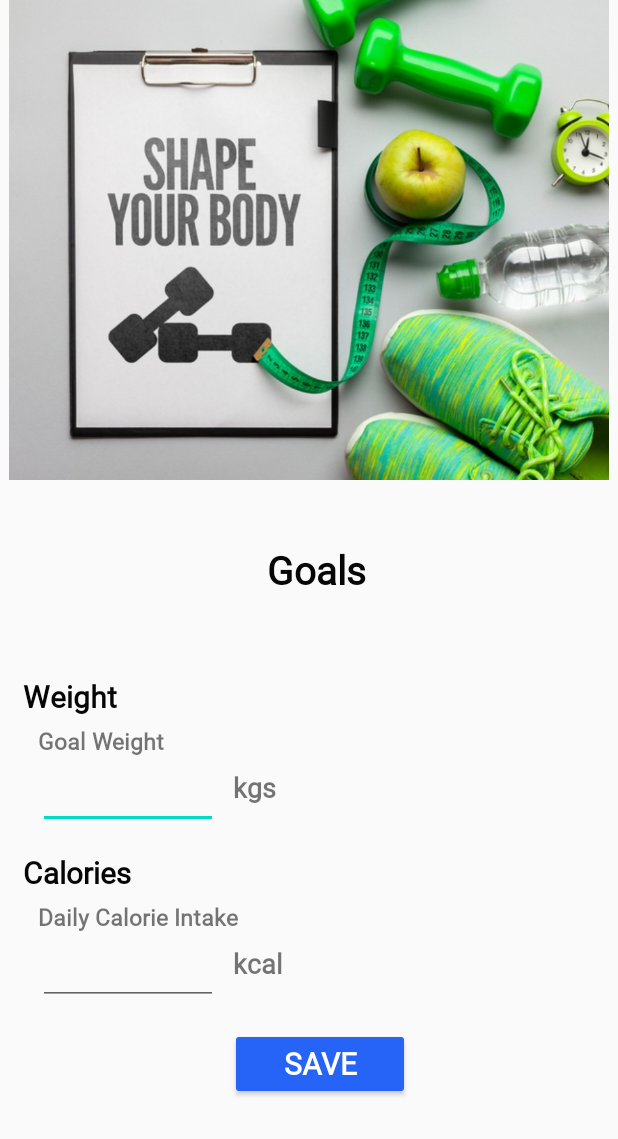
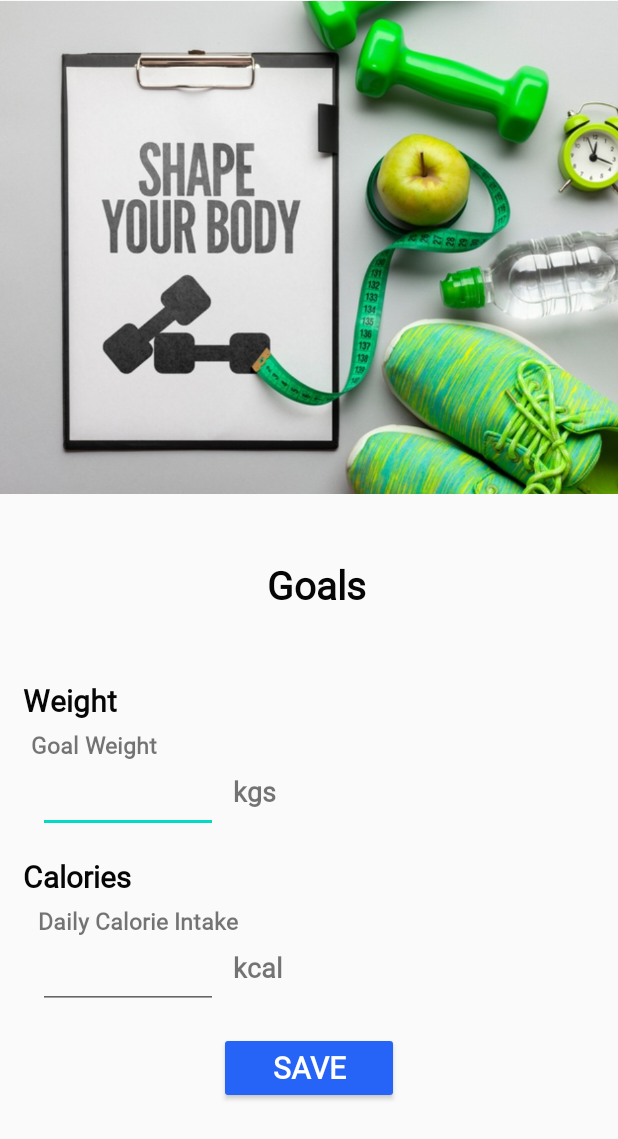
Before and after one commit to 19003337/MyFitnessLive, an Android app: the GoalsScreen screen opened directly, with no data from a screen before it, on a phone screen of 412 x 824 dp. Shown: the top 1139 px of the screen. Run offline under Robolectric (Android 15) with nearby library versions, the phone set to English and light mode, and no system bars; our stand-ins replace Firebase (no records; nobody signed in at launch, a user with empty details on screens opened directly).

Commit message:
Pushing - Screen changes.

```diff
--- a/app/src/main/res/layout/activity_goals_screen.xml
+++ b/app/src/main/res/layout/activity_goals_screen.xml
@@ -9,7 +9,7 @@
     <ImageView
         android:id="@+id/imageView_Goals"
         android:layout_width="match_parent"
-        android:layout_height="320dp"
+        android:layout_height="330dp"
         app:layout_constraintBottom_toBottomOf="parent"
         app:layout_constraintEnd_toEndOf="parent"
         app:layout_constraintHorizontal_bias="0.0"
@@ -24,7 +24,7 @@
         android:layout_width="match_parent"
         android:layout_height="wrap_content"
         android:layout_marginStart="10dp"
-        android:layout_marginTop="20dp"
+        android:layout_marginTop="5dp"
         android:layout_marginBottom="10dp"
         android:fontFamily="@font/marcellus"
         android:text="Goals"
@@ -37,7 +37,7 @@
         app:layout_constraintHorizontal_bias="1.0"
         app:layout_constraintStart_toStartOf="parent"
         app:layout_constraintTop_toTopOf="parent"
-        app:layout_constraintVertical_bias="0.451">
+        app:layout_constraintVertical_bias="0.474">
 
     </TextView>
 
@@ -49,32 +49,32 @@
         app:layout_constraintHorizontal_bias="0.0"
         app:layout_constraintStart_toStartOf="parent"
         app:layout_constraintTop_toTopOf="parent"
-        app:layout_constraintVertical_bias="0.9">
+        app:layout_constraintVertical_bias="0.925">
 
         <LinearLayout
             android:layout_width="match_parent"
             android:layout_height="wrap_content"
             android:layout_marginStart="15dp"
+            android:layout_marginEnd="15dp"
             android:orientation="vertical">
 
             <TextView
                 android:id="@+id/tv_WeightHeading"
                 android:layout_width="match_parent"
                 android:layout_height="wrap_content"
-                android:layout_marginTop="15dp"
+                android:layout_marginTop="5dp"
                 android:layout_marginBottom="5dp"
                 android:fontFamily="@font/marcellus"
                 android:text="Weight"
                 android:textColor="@color/black"
                 android:textSize="20dp"
-                android:textStyle="bold">
-            </TextView>
+                android:textStyle="bold"></TextView>
 
             <TextView
                 android:id="@+id/tv_GoalWeight"
                 android:layout_width="match_parent"
                 android:layout_height="wrap_content"
-                android:layout_marginStart="10dp"
+                android:layout_marginStart="5dp"
                 android:layout_marginEnd="10dp"
                 android:fontFamily="@font/marcellus"
                 android:text="Goal Weight"
@@ -98,7 +98,7 @@
                     android:inputType="numberDecimal"
                     android:textColor="@color/black"
                     android:textSize="16dp"
-                android:textStyle="bold"/>
+                    android:textStyle="bold" />
 
                 <TextView
                     android:id="@+id/tv_WeightUnit"
@@ -107,7 +107,7 @@
                     android:fontFamily="@font/marcellus"
                     android:text="kgs"
                     android:textSize="18dp"
-                android:textStyle="bold"/>
+                    android:textStyle="bold" />
 
             </LinearLayout>
 
@@ -153,7 +153,7 @@
                     android:inputType="numberDecimal"
                     android:textColor="@color/black"
                     android:textSize="16dp"
-                    android:textStyle="bold"/>
+                    android:textStyle="bold" />
 
                 <TextView
                     android:id="@+id/tv_Calories"
@@ -162,7 +162,7 @@
                     android:fontFamily="@font/marcellus"
                     android:text="kcal"
                     android:textSize="18dp"
-                    android:textStyle="bold"/>
+                    android:textStyle="bold" />
 
             </LinearLayout>
 
```
Also changed, not shown: app/src/main/res/layout/activity_settings.xml (+9 -14 lines). Lines whose indentation alone changed are shown as unchanged.
